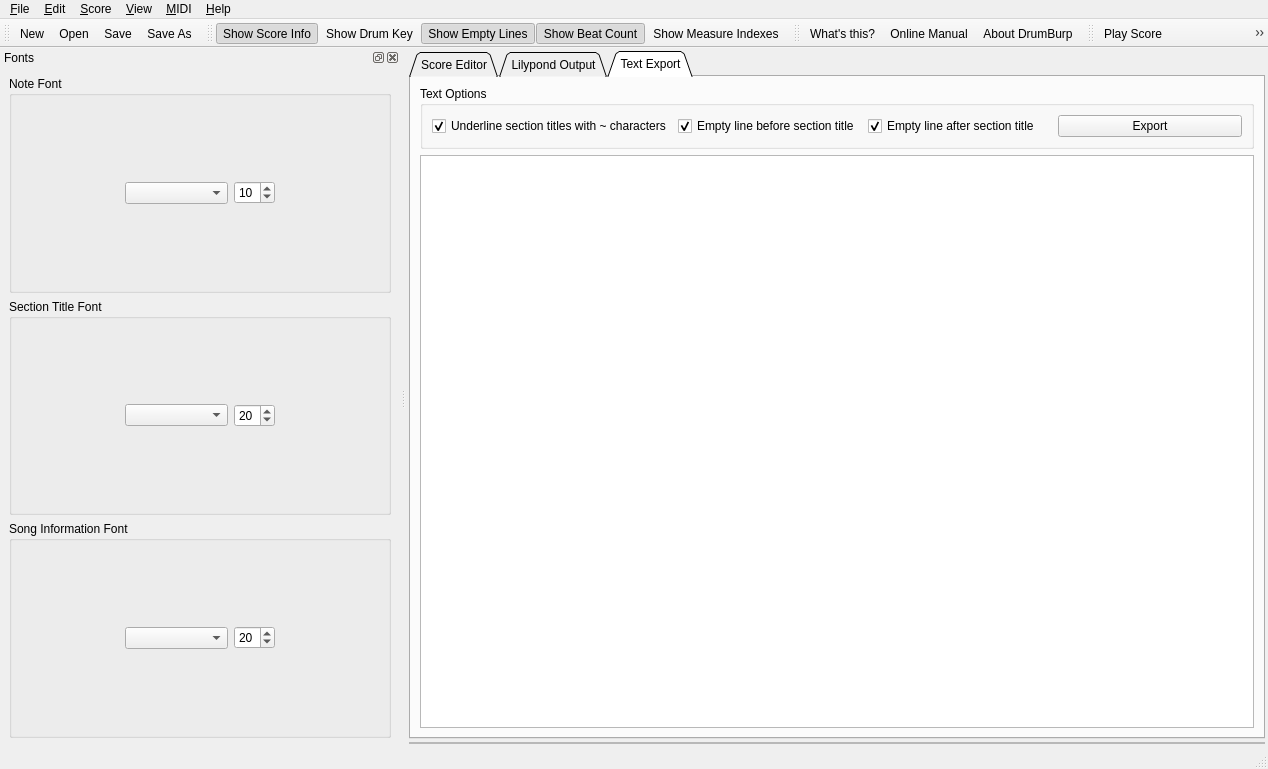
Qt form src/GUI/drumburp.ui (Whatang/DrumBurp) before a commit.
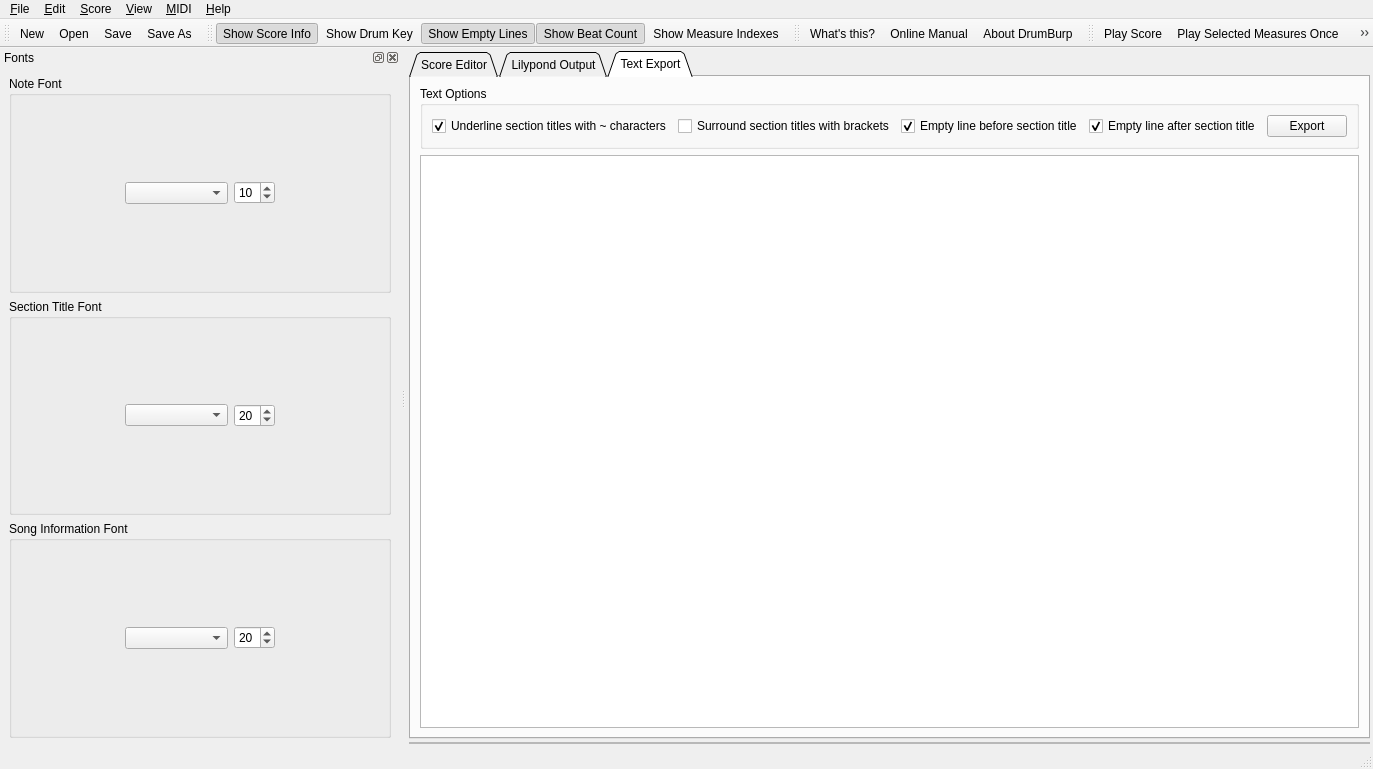
The same form after that commit. The open tabs and pages were chosen to show the change. Icons and pictures are not drawn. Custom widgets are drawn as their Qt base class.

Commit message:
Add Ultimate Guitar style section titles to ASCII export.
Closes #409.

Diff of the .ui file:
```diff
--- a/src/GUI/drumburp.ui
+++ b/src/GUI/drumburp.ui
@@ -772,7 +772,7 @@
           <layout class="QVBoxLayout" name="verticalLayout_6">
            <item>
             <layout class="QGridLayout" name="gridLayout_2">
-             <item row="0" column="3">
+             <item row="0" column="4">
               <widget class="QPushButton" name="textExportButton">
                <property name="toolTip">
                 <string>Export to file</string>
@@ -792,7 +792,26 @@
                </property>
               </widget>
              </item>
-             <item row="0" column="1">
+             <item row="0" column="3">
+              <widget class="QCheckBox" name="emptyLineAfterSectionCheck">
+               <property name="toolTip">
+                <string>Include a blank line after each section title</string>
+               </property>
+               <property name="statusTip">
+                <string>Include a blank line after each section title</string>
+               </property>
+               <property name="whatsThis">
+                <string>Include a blank line after each section title</string>
+               </property>
+               <property name="text">
+                <string>Empty line after section title</string>
+               </property>
+               <property name="checked">
+                <bool>true</bool>
+               </property>
+              </widget>
+             </item>
+             <item row="0" column="2">
               <widget class="QCheckBox" name="emptyLineBeforeSectionCheck">
                <property name="toolTip">
                 <string>Include a blank line before each section title</string>
@@ -830,8 +849,8 @@
                </property>
               </widget>
              </item>
-             <item row="0" column="2">
-              <widget class="QCheckBox" name="emptyLineAfterSectionCheck">
+             <item row="0" column="1">
+              <widget class="QCheckBox" name="sectionBracketsCheck">
                <property name="toolTip">
                 <string>Include a blank line after each section title</string>
                </property>
@@ -842,10 +861,10 @@
                 <string>Include a blank line after each section title</string>
                </property>
                <property name="text">
-                <string>Empty line after section title</string>
+                <string>Surround section titles with brackets</string>
                </property>
-               <property name="checked">
-                <bool>true</bool>
+               <property name="tristate">
+                <bool>false</bool>
                </property>
               </widget>
              </item>
@@ -896,7 +915,7 @@
      <x>0</x>
      <y>0</y>
      <width>1268</width>
-     <height>31</height>
+     <height>21</height>
     </rect>
    </property>
    <widget class="QMenu" name="menuFile">
```
Left out of the diff: 44 changed lines with no effect on the pictures. The commit also changes 5 other files.
